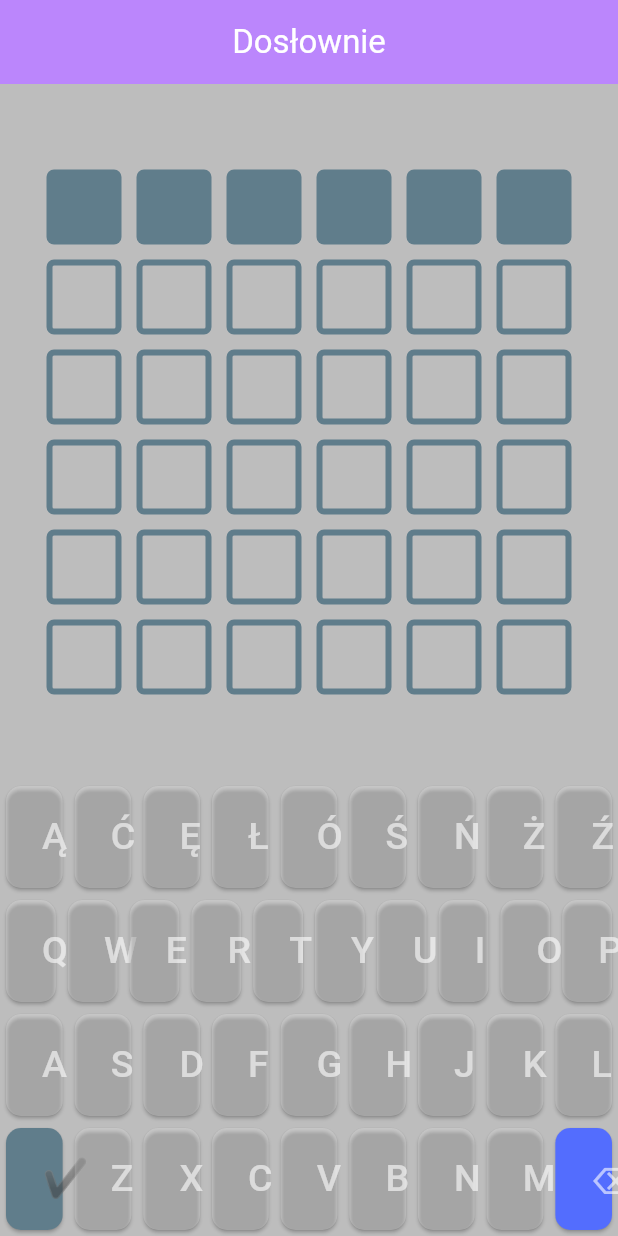
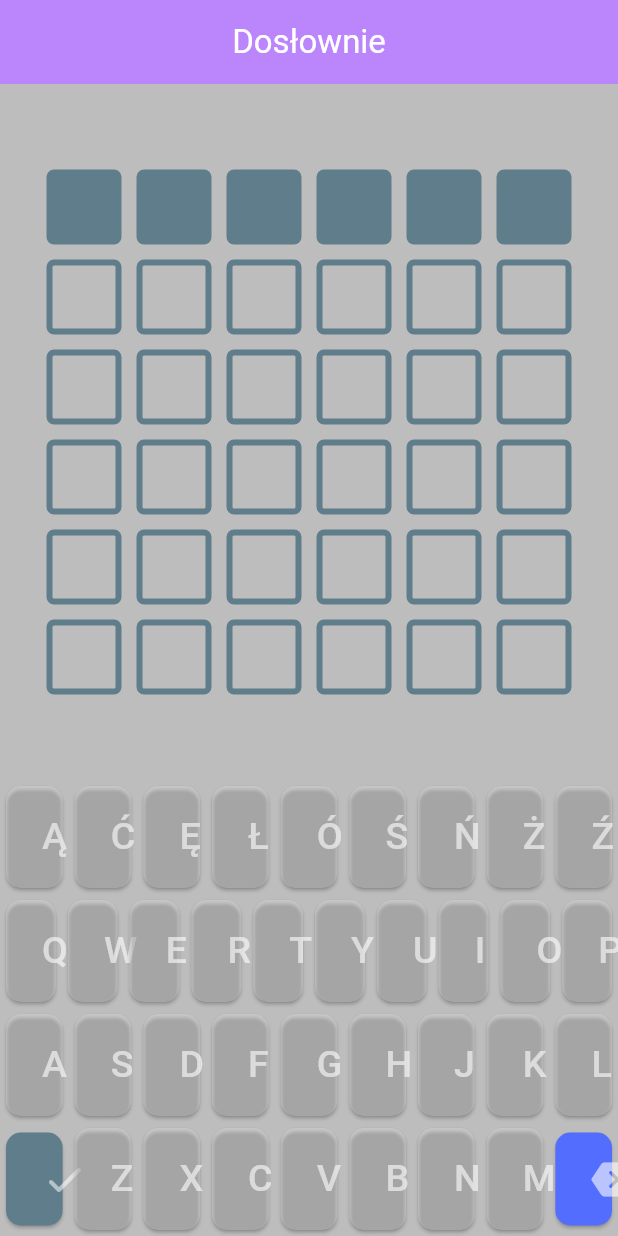
Before and after one commit to Evil00787/Doslownie, a Flutter app: the screen it shows after launch, on a phone screen of 412 x 824 dp. Run offline on Flutter 3.47's test engine with Material 2 defaults, Android fonts, the phone set to English and light mode, and no system bars; drawn by our look-alikes of dynamic_color; our stand-ins replace another_flushbar, bloc, equatable, flutter_bloc; Roboto replaces fonts that are missing (RobotoMono).

Commit message:
Keyboard icons

```diff
--- a/lib/widgets/keyboard_button.dart
+++ b/lib/widgets/keyboard_button.dart
@@ -10,6 +10,9 @@ import '../models/grid.dart';
 class KeyboardButton extends StatelessWidget {
   final Tile tile;
 
+  bool get isConfirm => tile.letter == "✔";
+  bool get isBackspace => tile.letter == "⌫";
+
   const KeyboardButton(this.tile, {Key? key}) : super(key: key);
 
   @override
@@ -21,10 +24,10 @@ class KeyboardButton extends StatelessWidget {
           tapPadding: const EdgeInsets.all(4.0),
           onTap: () {
             var cubit = context.read<GridCubit>();
-            if (tile.letter == "✔") {
+            if (isConfirm) {
               cubit.confirm();
               HapticFeedback.lightImpact();
-            } else if (tile.letter == "⌫") {
+            } else if (isBackspace) {
               cubit.clear();
               HapticFeedback.mediumImpact();
             } else {
@@ -32,21 +35,30 @@ class KeyboardButton extends StatelessWidget {
               HapticFeedback.heavyImpact();
             }
           },
-          child: ElevatedButton(
+          child: _buildButton(context),
+        ),
+      ),
+    );
+  }
+
+  ElevatedButton _buildButton(BuildContext context) {
+    return ElevatedButton(
       style: ElevatedButton.styleFrom(
         tapTargetSize: MaterialTapTargetSize.padded,
-              primary: tile.letter == "✔" ? Theme.of(context).colorScheme.primary :
-              tile.letter == "⌫" ? Theme.of(context).colorScheme.secondary : tile.validation?.color(context, isKeyboard: true),
+        primary: isConfirm
+            ? Theme.of(context).colorScheme.primary
+            : isBackspace
+                ? Theme.of(context).colorScheme.secondary
+                : tile.validation?.color(context, isKeyboard: true),
         shape: RoundedRectangleBorder(
-                borderRadius: BorderRadius.all(Radius.circular(10))
-              ),
+            borderRadius: BorderRadius.all(Radius.circular(10))),
       ),
       onPressed: () {
         var cubit = context.read<GridCubit>();
-              if (tile.letter == "✔") {
+        if (isConfirm) {
           cubit.confirm();
           HapticFeedback.lightImpact();
-              } else if (tile.letter == "⌫") {
+        } else if (isBackspace) {
           cubit.clear();
           HapticFeedback.mediumImpact();
         } else {
@@ -56,19 +68,27 @@ class KeyboardButton extends StatelessWidget {
       },
       child: Padding(
         padding: const EdgeInsets.symmetric(vertical: 16.0),
-              child: Text(
+        child: _buildSign(context),
+      ),
+    );
+  }
+
+  Widget _buildSign(BuildContext context) {
+    if (["✔", "⌫"].contains(tile.letter)) {
+      var colors = Theme.of(context).colorScheme;
+      return Icon(
+        isConfirm ? Icons.check_rounded : Icons.backspace_rounded,
+        size: 30,
+        color: isConfirm ? colors.onPrimary : colors.onSecondary,
+      );
+    }
+    return Text(
       tile.letter,
       style: TextStyle(
         fontSize: 25,
-                  color: tile.letter == "✔" ? Theme.of(context).colorScheme.onPrimary :
-                  tile.letter == "⌫" ? Theme.of(context).colorScheme.onSecondary : tile.validation?.onColor(context),
+        color: tile.validation?.onColor(context),
       ),
       textAlign: TextAlign.center,
-              ),
-            ),
-          ),
-        ),
-      ),
     );
   }
 }
```
Also changed, not shown: lib/logic/grid_cubit.dart (+7 -5 lines), lib/main.dart (+11 -2 lines). Lines whose indentation alone changed are shown as unchanged.
